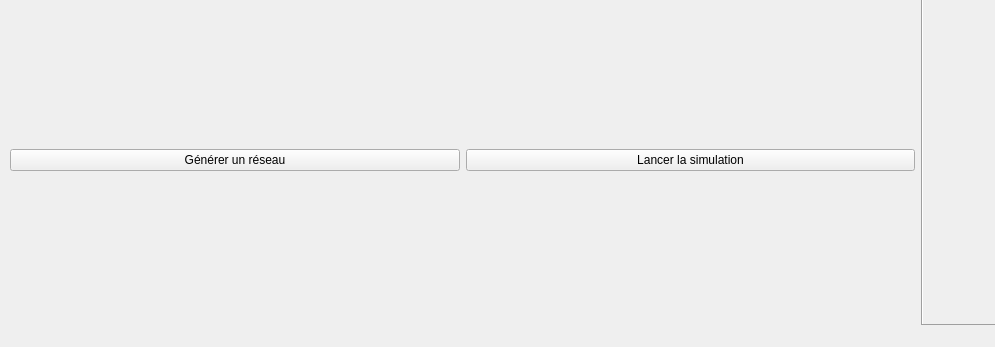
Qt form Vue/FenetrePrincipaleDesign.ui (DoykFilt/sensorsNetwork) before a commit; both pictures show x 0 to 995 and y 394 to 741 of the 1200 by 741 pixel window.
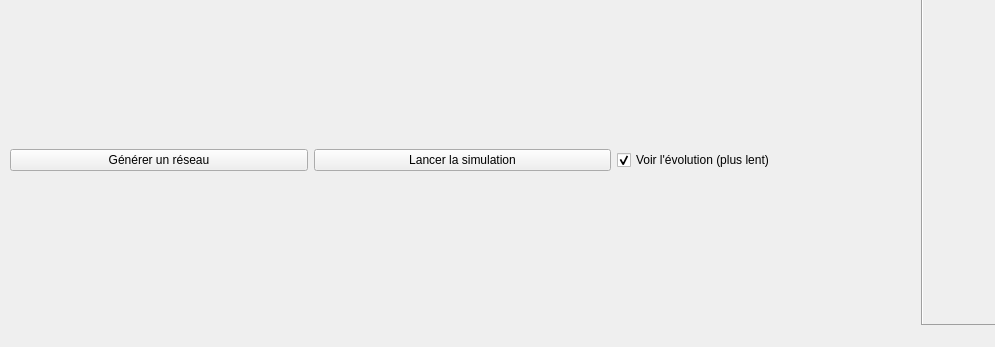
The same form after that commit.

Patch:
```diff
--- a/Vue/FenetrePrincipaleDesign.ui
+++ b/Vue/FenetrePrincipaleDesign.ui
@@ -164,6 +164,16 @@
            </property>
           </widget>
          </item>
+         <item>
+          <widget class="QCheckBox" name="FPD_check_box">
+           <property name="text">
+            <string>Voir l'évolution (plus lent)</string>
+           </property>
+           <property name="checked">
+            <bool>true</bool>
+           </property>
+          </widget>
+         </item>
         </layout>
        </item>
       </layout>
```
